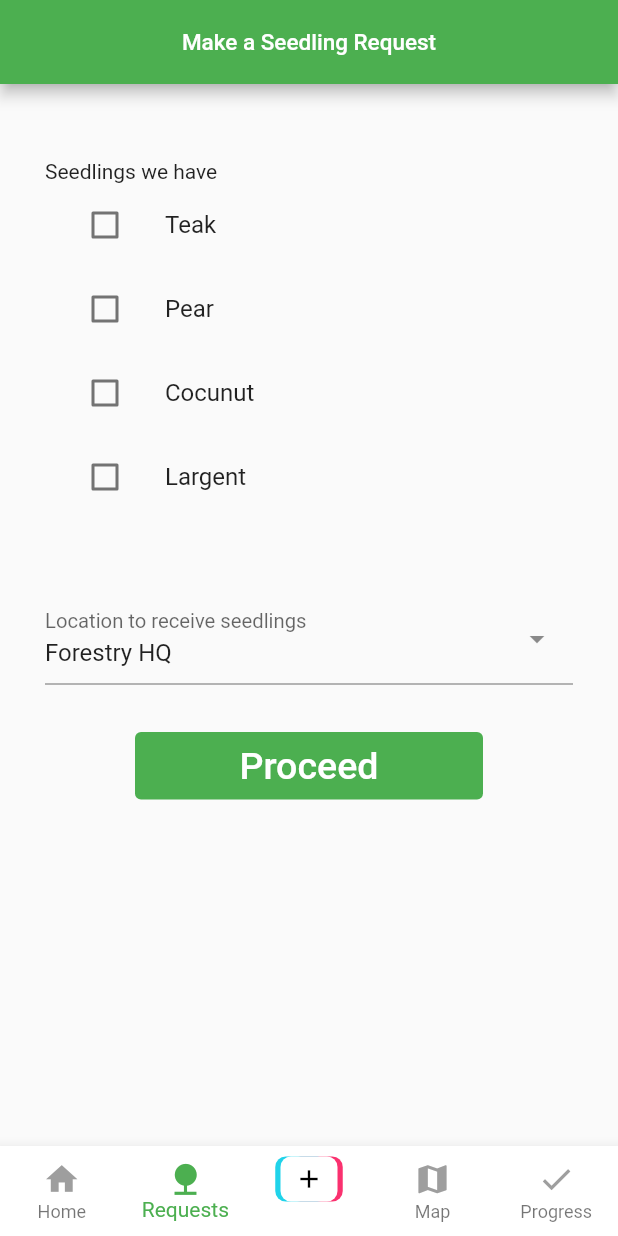
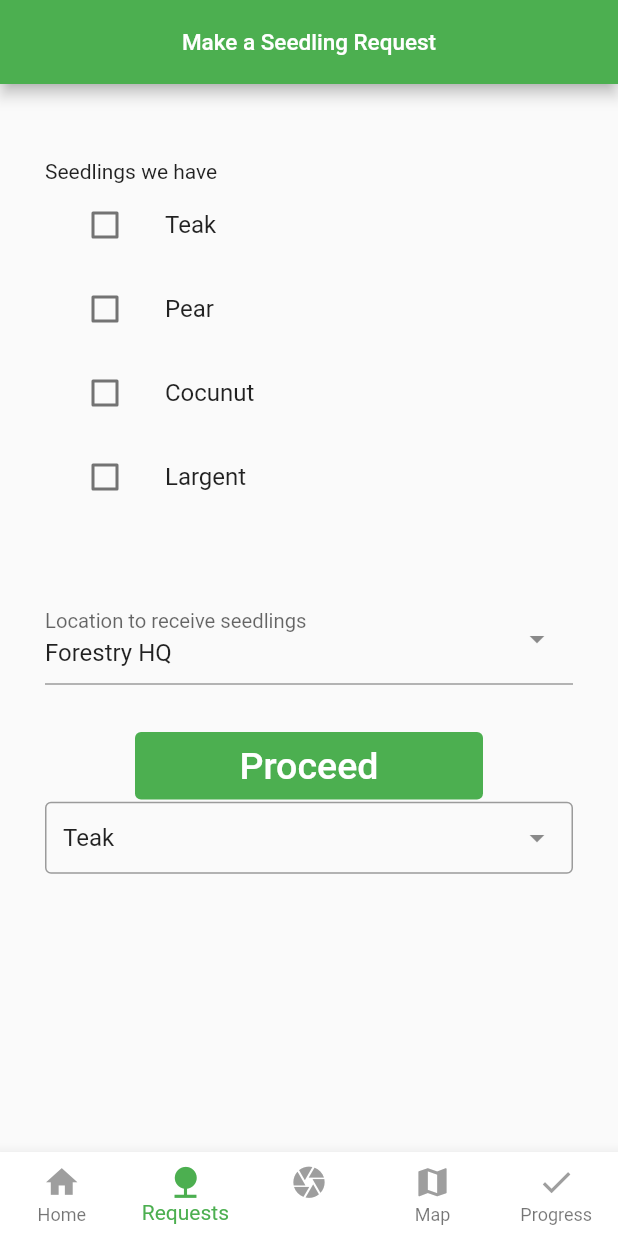
Before and after one commit to Sankwan/GreenGhanaAA, a Flutter app: the screen it shows once a user with an empty profile is signed in, item 2 of the bottom bar chosen, after a tap on "Proceed", on a phone screen of 412 x 824 dp. Run offline on Flutter 3.47's test engine with Material 2 defaults, Android fonts, the phone set to English and light mode, and no system bars; drawn by our look-alikes of dropdown_search; our stand-ins replace cached_network_image, cloud_firestore, firebase_auth, firebase_core, firebase_storage, geolocator and 9 more; missing offline and left inert: flutter_share, video_compress; accounts and stored records are empty; network calls fail.

Commit message:
Oluwa Tee Bhagg

```diff
--- a/lib/view/screens/Home.dart
+++ b/lib/view/screens/Home.dart
@@ -34,14 +34,14 @@ class _HomeScreenState extends State<HomeScreen> {
               label: 'Home'),
           BottomNavigationBarItem(
               icon: Icon(Icons.nature, size: 25), label: 'Requests'),
-          BottomNavigationBarItem(icon: customAddIcon(), label: ''),
+          BottomNavigationBarItem(icon: Icon(Icons.camera, size: 25,) , label: ''),
           BottomNavigationBarItem(
               icon: Icon(Icons.map, size: 25), label: 'Map'),
           BottomNavigationBarItem(
               icon: Icon(Icons.check, size: 25), label: 'Progress'),
         ],
         unselectedIconTheme: IconThemeData(color: Colors.grey),
-        unselectedLabelStyle: TextStyle(color: Colors.red),
+        unselectedLabelStyle: TextStyle(color: Colors.brown),
       ),
       body: Center(
         child: pageindex[pageIdx],
--- a/lib/view/screens/display_screen.dart
+++ b/lib/view/screens/display_screen.dart
@@ -2,6 +2,7 @@ import 'package:firebase_auth/firebase_auth.dart';
 import 'package:flutter/material.dart';
 import 'package:flutter_share/flutter_share.dart';
 import 'package:tiktok_yt/view/screens/comment_screen.dart';
+import 'package:tiktok_yt/view/screens/planting_info.dart';
 import 'package:tiktok_yt/view/screens/profile_screen.dart';
 import 'package:tiktok_yt/view/screens/search_screen.dart';
 import 'package:tiktok_yt/view/widgets/AlbumRotator.dart';
@@ -30,7 +31,6 @@ class DisplayVideo_Screen extends StatelessWidget {
       appBar: AppBar(
         elevation: 0,
         backgroundColor: Colors.transparent,
-
         actions: [
           Row(
             children: [
@@ -55,9 +55,12 @@ class DisplayVideo_Screen extends StatelessWidget {
                         MaterialPageRoute(
                             builder: ((context) => SearchScreen())));
                   }),
+                  child: Padding(
+                    padding: const EdgeInsets.only(left: 30, right: 20),
                     child: const Icon(
                       Icons.search,
                       color: Colors.white,
+                    ),
                   )),
             ],
           ),
@@ -220,15 +223,26 @@ class DisplayVideo_Screen extends StatelessWidget {
                                   const SizedBox(
                                     height: 20,
                                   ),
-                                  Column(
-                                    children: [
-                                      AlbumRotator(
-                                          profilePicUrl: data.profilePic)
+                                  // Column(
+                                  //   children: [
+                                  //     AlbumRotator(
+                                  //         profilePicUrl: data.profilePic)
+                                  //   ],
+                                  // ),
                                 ],
                               ),
-                                ],
                             ),
-                            )
+                            // InkWell(
+                            //   onTap: () {
+                            //     Navigator.push(
+                            //         context,
+                            //         MaterialPageRoute(
+                            //             builder: (context) =>const PlantingInfo()));
+                            //   },
+                            //   child: ProfileButton(
+                            //     profilePhotoUrl: data.profilePic,
+                            //   ),
+                            // ),
                           ],
                         ),
                       ),
--- a/lib/view/screens/request_seedlings.dart
+++ b/lib/view/screens/request_seedlings.dart
@@ -187,6 +187,7 @@ class _RequestSeedlingsState extends State<RequestSeedlings> {
                       builder: ((context) => CheckoutSeedlings(
                             name: 'Current User',
                             loc: 'Place',
+                            number: 'User number',
                             cartItems: addCart,
                           )),
                     ),
@@ -206,6 +207,30 @@ class _RequestSeedlingsState extends State<RequestSeedlings> {
               ),
             ),
           ),
+
+          //beginning of test dropdowns
+          //to implement this in the edit
+
+DropdownSearch<String>.multiSelection(
+    items: ["Teak", "Coco", "Guava", 'C', 'k','q','r', 's', 'braee','tectona'],
+    popupProps: PopupPropsMultiSelection.menu(
+        showSelectedItems: true,
+        showSearchBox: true,
+        searchFieldProps: TextFieldProps(
+          decoration: InputDecoration(
+                  border: OutlineInputBorder(borderSide: BorderSide()),
+                  // labelText: 'type location here',
+                  hintText: 'select or type specie(s) here',
+                  hintStyle: TextStyle(
+                    fontSize: 14,
+                    fontWeight: FontWeight.w400,
+                  ),
+                ),
+        ),
+    ),
+    onChanged: print,
+    selectedItems: ["Teak"],
+),
         ]),
       ),
     );
--- a/lib/view/widgets/customAddIcon.dart
+++ b/lib/view/widgets/customAddIcon.dart
@@ -10,18 +10,18 @@ class customAddIcon extends StatelessWidget {
       child: Stack(
         children: [
           Container(
-            margin: EdgeInsets.only(left :10),
+            margin:const EdgeInsets.only(left :10),
             width: 38,
             decoration: BoxDecoration(
-              color: Color.fromARGB(250, 250, 45, 108) ,
+              color:const Color.fromARGB(250, 250, 45, 108) ,
               borderRadius: BorderRadius.circular(7)
             ),
           ),
           Container(
-            margin: EdgeInsets.only(right :10),
+            margin:const EdgeInsets.only(right :10),
             width: 38,
             decoration: BoxDecoration(
-                color: Color.fromARGB(255, 32, 211, 234) ,
+                color:const Color.fromARGB(255, 32, 211, 234) ,
                 borderRadius: BorderRadius.circular(7)
             ),
           ),
@@ -35,7 +35,7 @@ class customAddIcon extends StatelessWidget {
                 color: Colors.white,
                 borderRadius: BorderRadius.circular(7)
               ),
-              child: Icon(Icons.add ,color: Colors.black, size: 20,),
+              child:const Icon(Icons.add ,color: Colors.black, size: 20,),
 
             ),
           )
--- a/pubspec.yaml
+++ b/pubspec.yaml
@@ -55,6 +55,7 @@ dependencies:
   location: ^4.4.0
   pin_code_fields: ^7.4.0
   logger: ^1.1.0
+  http: ^0.13.5
 
 dev_dependencies:
   flutter_test:
```
Also changed, not shown: lib/controller/fetch_apis.dart (added, +48 -0 lines), lib/view/screens/checkout_seedlings.dart (+41 -3 lines), lib/view/screens/planting_info.dart (added, +58 -0 lines), lib/view/screens/request_status.dart (added, +101 -0 lines), assets/images/tick.png (added), pubspec.lock. Lines whose indentation alone changed are shown as unchanged.
